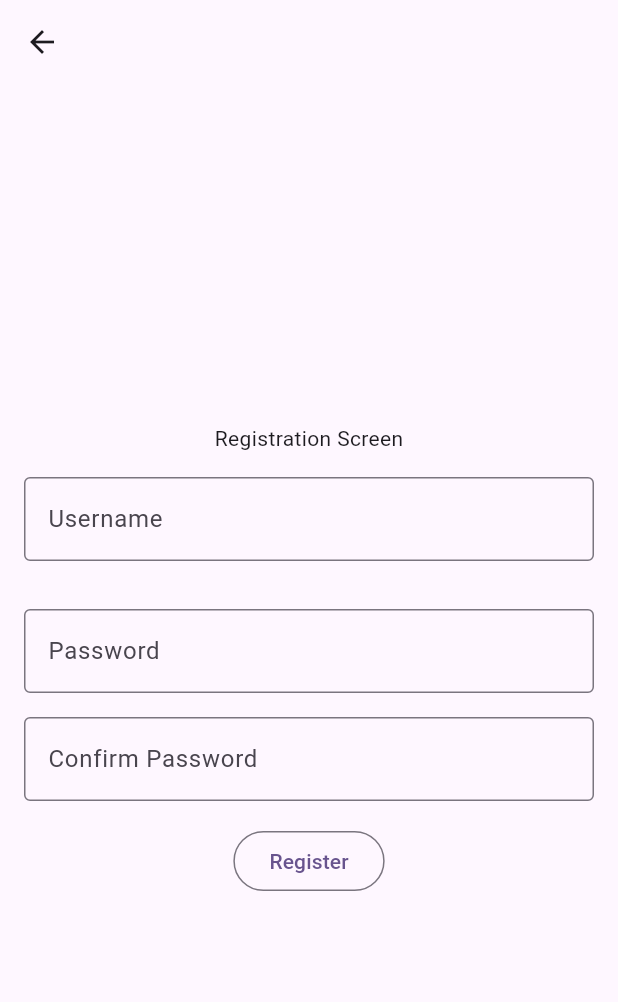
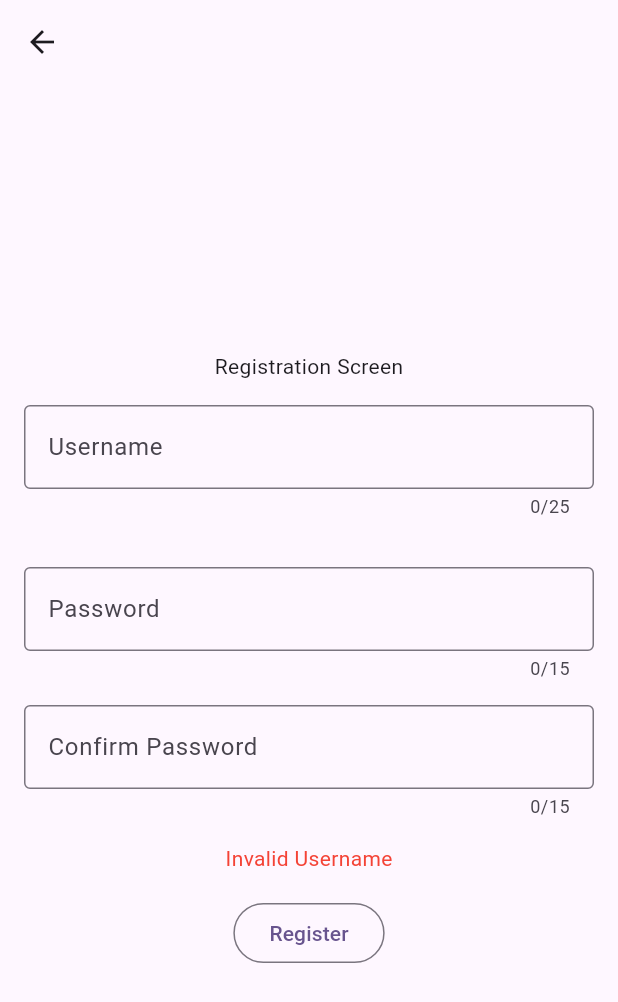
Before and after one commit to rjo-dev-alt/sample_login_project, a Flutter app: the RegistrationScreen screen opened by its route, after a tap on "Register", on a phone screen of 412 x 824 dp. Shown: the top 1002 px of the screen. Run offline on Flutter 3.47's test engine with Material 3 defaults, Android fonts, the light colour scheme and no system bars; our stand-ins replace beamer, bloc, flutter_bloc.

Commit message:
feat: add bloc event handler and listener

```diff
--- a/lib/login/presentation/bloc/login_bloc.dart
+++ b/lib/login/presentation/bloc/login_bloc.dart
@@ -9,14 +9,14 @@ class LoginBloc extends Bloc<LoginEvent, LoginState> {
     on<LoginEvent>((event, emit) {
       // TODO: implement event handler
     });
-    on<UserLogin>((event, emit){
+    on<UserLogin>((event, emit) {
       //TODO if username and password accepted - emit LoginSuccess
       emit(LoginSuccess());
 
       //TODO if username and/or password not accepted - emit LoginFailed - Incorrect Password
       emit(LoginFailed(errorMessage: 'Incorrect Password'));
 
-       //TODO if username and/or password not accepted - emit LoginFailed - Invalid Username
+      //TODO if username and/or password not accepted - emit LoginFailed - Invalid Username
       emit(LoginFailed(errorMessage: 'Invalid Username'));
     });
   }
--- a/lib/register/presentation/bloc/register_bloc.dart
+++ b/lib/register/presentation/bloc/register_bloc.dart
@@ -9,15 +9,16 @@ class RegisterBloc extends Bloc<RegisterEvent, RegisterState> {
     on<RegisterEvent>((event, emit) {
       // TODO: implement event handler
     });
-    on<RegisterUser>((event, emit){
-      //TODO everything is valid
-      emit(RegisterSuccess());
+    on<RegisterUser>((event, emit) {
+      if (event.password != event.confirmPassword) {
+        emit(RegisterFailed(errorMessage: 'Password mismatch'));
+      } else {
+        // //TODO everything is valid
+        emit(RegisterSuccess());
 
-      //TODO if username is invalid
-      emit(RegisterFailed(errorMessage: 'Invalid Username'));
-
-      //TODO if both password does not match
-      emit(RegisterFailed(errorMessage: 'Password mismatch'));
+        //TODO if username is invalid
+        emit(RegisterFailed(errorMessage: 'Invalid Username'));
+      }
     });
   }
 }
--- a/lib/register/presentation/bloc/register_event.dart
+++ b/lib/register/presentation/bloc/register_event.dart
@@ -8,5 +8,8 @@ final class RegisterUser extends RegisterEvent {
   final String password;
   final String confirmPassword;
 
-  RegisterUser({required this.username, required this.password, required this.confirmPassword});
+  RegisterUser(
+      {required this.username,
+      required this.password,
+      required this.confirmPassword});
 }
--- a/lib/register/presentation/screens/registration_screen.dart
+++ b/lib/register/presentation/screens/registration_screen.dart
@@ -1,11 +1,32 @@
 import 'package:beamer/beamer.dart';
 import 'package:flutter/material.dart';
+import 'package:flutter_bloc/flutter_bloc.dart';
+import 'package:sample_login_project/register/presentation/bloc/register_bloc.dart';
 
-class RegistrationScreen extends StatelessWidget {
+class RegistrationScreen extends StatefulWidget {
   const RegistrationScreen({super.key});
 
   @override
+  State<RegistrationScreen> createState() => _RegistrationScreenState();
+}
+
+class _RegistrationScreenState extends State<RegistrationScreen> {
+  final bloc = RegisterBloc();
+  final usernameController = TextEditingController();
+  final passwordController = TextEditingController();
+  final confirmPasswordController = TextEditingController();
+  String errorMessage = '';
+
+  @override
   Widget build(BuildContext context) {
+    return BlocConsumer<RegisterBloc, RegisterState>(
+      bloc: bloc,
+      listener: (context, state) {
+        if (state is RegisterFailed) {
+          errorMessage = state.errorMessage;
+        }
+      },
+      builder: (context, state) {
         return SafeArea(
           child: Scaffold(
             appBar: AppBar(
@@ -20,43 +41,62 @@ class RegistrationScreen extends StatelessWidget {
               children: [
                 const Text('Registration Screen'),
                 const SizedBox(height: 16),
-            const Padding(
-              padding: EdgeInsets.symmetric(horizontal: 16),
+                Padding(
+                  padding: const EdgeInsets.symmetric(horizontal: 16),
                   child: TextField(
-                decoration: InputDecoration(
+                    maxLength: 25,
+                    controller: usernameController,
+                    decoration: const InputDecoration(
                       border: OutlineInputBorder(),
                       hintText: 'Username',
                     ),
                   ),
                 ),
                 const SizedBox(height: 32),
-            const Padding(
-              padding: EdgeInsets.symmetric(horizontal: 16),
+                Padding(
+                  padding: const EdgeInsets.symmetric(horizontal: 16),
                   child: TextField(
-                decoration: InputDecoration(
+                    obscureText: true,
+                    controller: passwordController,
+                    maxLength: 15,
+                    decoration: const InputDecoration(
                       border: OutlineInputBorder(),
                       hintText: 'Password',
                     ),
                   ),
                 ),
                 const SizedBox(height: 16),
-            const Padding(
-              padding: EdgeInsets.symmetric(horizontal: 16),
+                Padding(
+                  padding: const EdgeInsets.symmetric(horizontal: 16),
                   child: TextField(
-                decoration: InputDecoration(
+                    obscureText: true,
+                    maxLength: 15,
+                    controller: confirmPasswordController,
+                    decoration: const InputDecoration(
                       border: OutlineInputBorder(),
                       hintText: 'Confirm Password',
                     ),
                   ),
                 ),
                 const SizedBox(height: 16),
+                Text(
+                  errorMessage,
+                  style: const TextStyle(color: Colors.red),
+                ),
+                const SizedBox(height: 16),
                 OutlinedButton(
-              onPressed: () {},
+                  onPressed: () => bloc.add(RegisterUser(
+                    username: usernameController.text,
+                    password: passwordController.text,
+                    confirmPassword: confirmPasswordController.text,
+                  )),
                   child: const Text('Register'),
                 ),
               ],
             ),
           ),
         );
+      },
+    );
   }
 }
--- a/pubspec.yaml
+++ b/pubspec.yaml
@@ -36,6 +36,7 @@ dependencies:
   cupertino_icons: ^1.0.6
   beamer: ^1.6.1
   bloc: ^8.1.4
+  flutter_bloc: ^8.1.6
 
 dev_dependencies:
   flutter_test:
```
Also changed, not shown: lib/login/presentation/screens/login_screen.dart (+44 -8 lines), pubspec.lock. Lines whose indentation alone changed are shown as unchanged.
